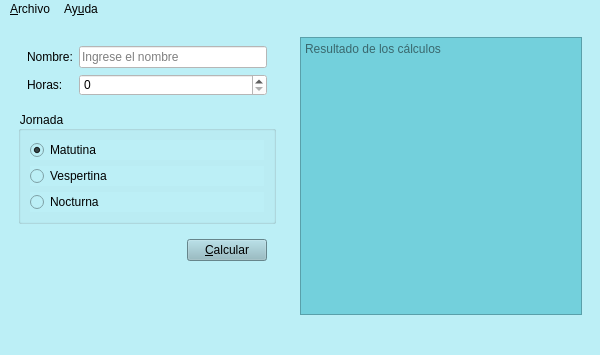
Qt form salarios.ui (mguadalupe17/P61-Salarios) before a commit.
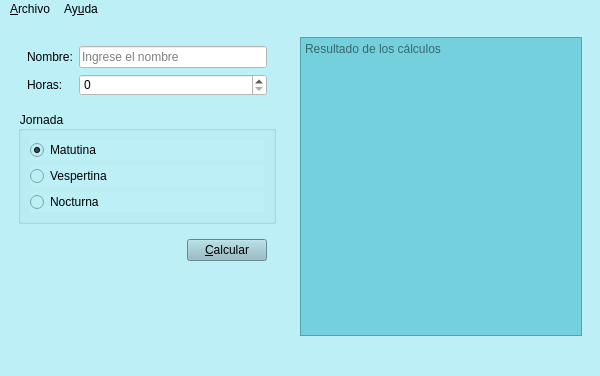
The same form after that commit. Icons and pictures are not drawn.

Diff of the .ui file:
```diff
--- a/salarios.ui
+++ b/salarios.ui
@@ -7,7 +7,7 @@
     <x>0</x>
     <y>0</y>
     <width>600</width>
-    <height>355</height>
+    <height>376</height>
    </rect>
   </property>
   <property name="minimumSize">
```
Left out of the diff: 26 changed lines with no effect on the pictures.
